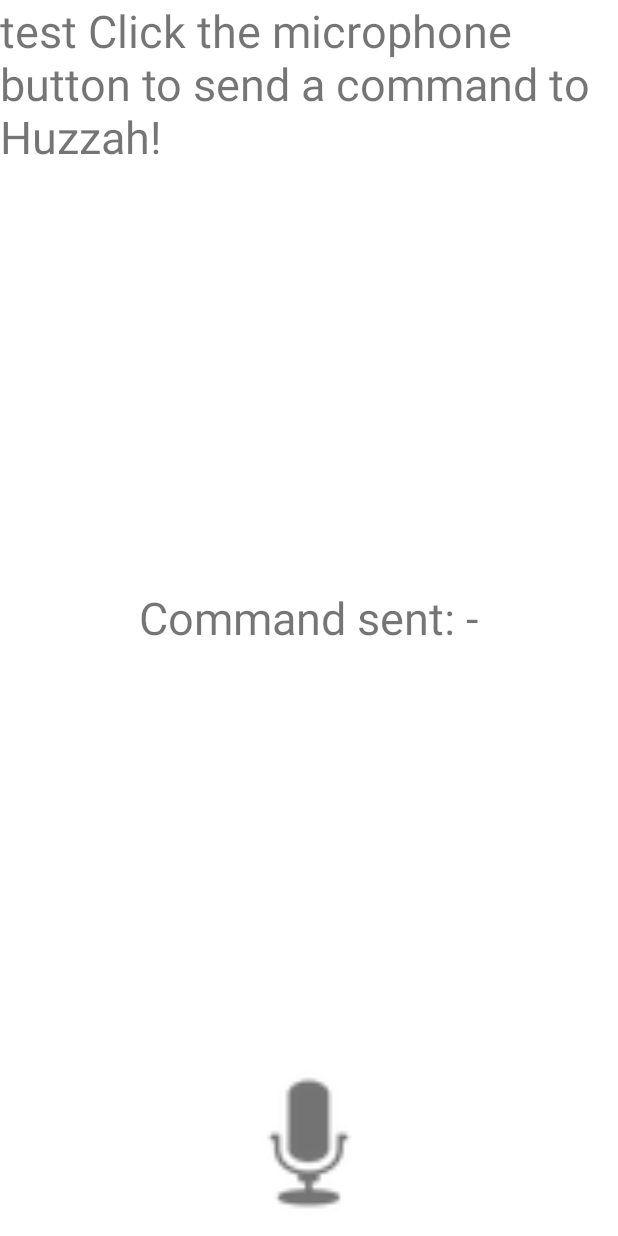
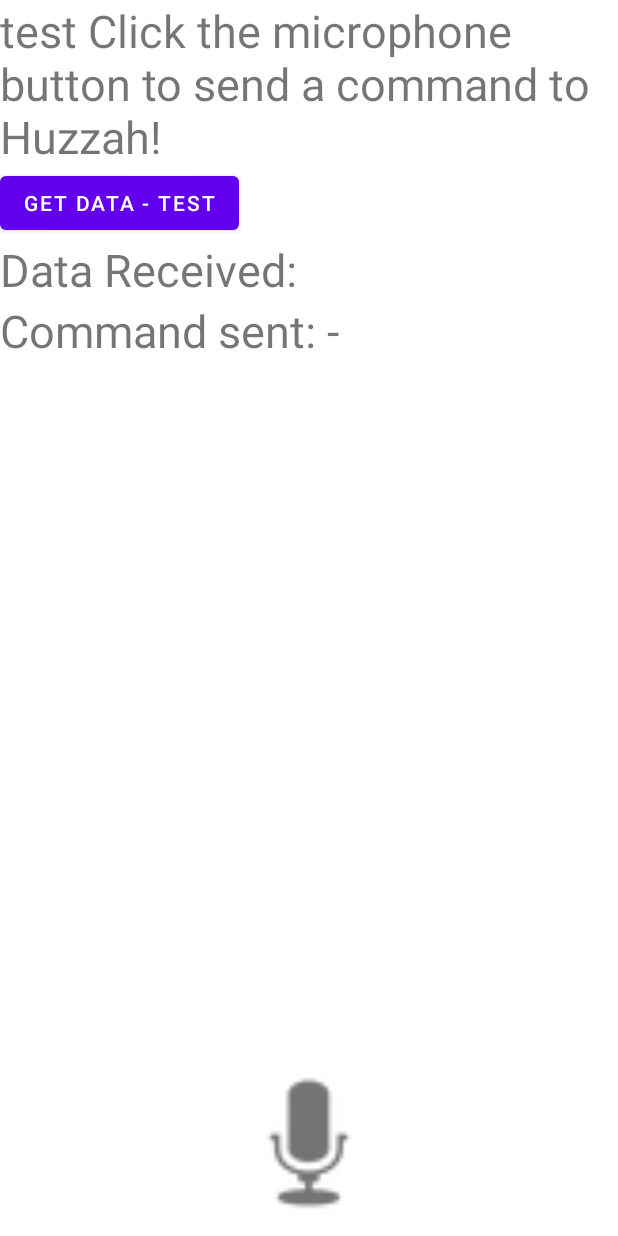
Before and after one commit to markozdemir/SmartAtticFan, an Android app: the screen it shows after launch (MainActivity), on a phone screen of 412 x 824 dp. Run offline under Robolectric (Android 15) with nearby library versions, the phone set to English and light mode, and no system bars.

Commit message:
Changed layout of app

```diff
--- a/smart_attic_fan/app/src/main/res/layout/activity_main.xml
+++ b/smart_attic_fan/app/src/main/res/layout/activity_main.xml
@@ -5,30 +5,39 @@
     android:layout_width = "match_parent"
     android:layout_height = "match_parent"
     tools:context = ".MainActivity">
-    <LinearLayout
-        android:layout_width = "match_parent"
-        android:layout_height = "match_parent">
 
         <TextView
             android:textSize = "30sp"
             android:layout_width = "wrap_content"
             android:layout_height = "wrap_content"
+            android:id="@+id/header_text"
             android:text= "test Click the microphone button to send a command to Huzzah!" />
 
-    </LinearLayout>
-    <LinearLayout
-        android:layout_width = "match_parent"
-        android:gravity = "center"
-        android:layout_height = "match_parent">
+        <Button
+            android:id="@+id/test"
+            android:layout_width="wrap_content"
+            android:layout_height="wrap_content"
+            android:layout_below="@id/header_text"
+            android:text="Get Data - Test" />
+
+        <TextView
+            android:id = "@+id/data"
+            android:textSize = "30sp"
+            android:layout_width = "wrap_content"
+            android:layout_height = "wrap_content"
+            android:layout_below="@id/test"
+            android:text= "Data Received: " />
 
         <TextView
             android:id = "@+id/text"
             android:textSize = "30sp"
             android:layout_width = "wrap_content"
             android:layout_height = "wrap_content"
+            android:layout_below="@id/data"
             android:text= "Command sent: -" />
 
-    </LinearLayout>
+
+
     <LinearLayout
         android:layout_width = "wrap_content"
         android:layout_alignParentBottom = "true"
```
